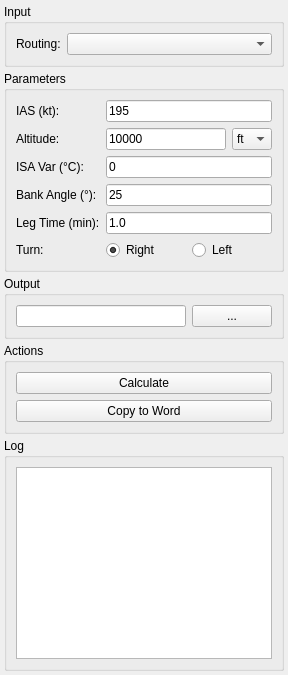
FLYGHT7/qpansopy, file Q_Pansopy/ui/utilities/qpansopy_holding_dockwidget.ui: the form before one commit.
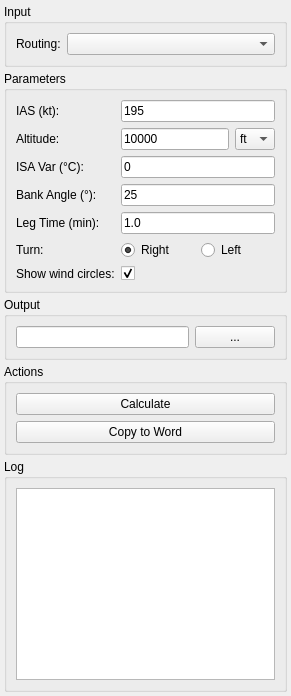
The form after the commit. Custom widgets are drawn as their Qt base class.

Commit message: Add 'Show wind circles' option to holding dock widget and update parameters

Patch:
```diff
--- a/Q_Pansopy/ui/utilities/qpansopy_holding_dockwidget.ui
+++ b/Q_Pansopy/ui/utilities/qpansopy_holding_dockwidget.ui
@@ -60,6 +60,9 @@
          <item><widget class="QRadioButton" name="leftTurnRadio"><property name="text"><string>Left</string></property></widget></item>
         </layout>
        </item>
+
+       <item row="6" column="0"><widget class="QLabel" name="showCirclesLabel"><property name="text"><string>Show wind circles:</string></property></widget></item>
+       <item row="6" column="1"><widget class="QCheckBox" name="showCirclesCheckBox"><property name="checked"><bool>true</bool></property></widget></item>
       </layout>
      </widget>
     </item>
```
The commit also changes 2 other files.
